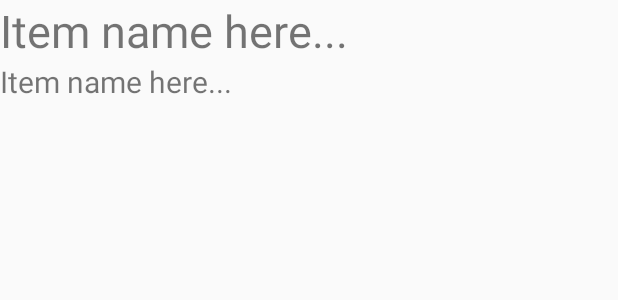
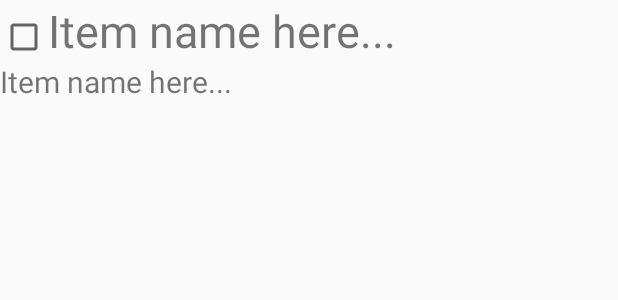
Before and after one commit to Stormys/AutismTracks, an Android app: the layout list_view_row_item.xml on its own in the app's theme, with its tools: preview values and no code run, on a phone screen of 412 x 824 dp. Shown: the top 300 px of the screen. Run offline under Robolectric (Android 15) with nearby library versions, the phone set to English and light mode, and no system bars.

Commit message:
Checkbox, onitemclick

```diff
--- a/app/src/main/res/layout/list_view_row_item.xml
+++ b/app/src/main/res/layout/list_view_row_item.xml
@@ -11,7 +11,8 @@
         android:layout_height="wrap_content"
         android:layout_alignParentTop="true"
         android:text="Item name here..."
-        android:textSize="30dp" />
+        android:textSize="30dp"
+        android:layout_toEndOf="@+id/checkBox" />
 
     <TextView
         android:id="@+id/Date"
@@ -22,4 +23,12 @@
         android:layout_below="@+id/TitleName"
         android:layout_alignParentStart="true" />
 
+    <CheckBox
+        android:layout_width="wrap_content"
+        android:layout_height="wrap_content"
+        android:id="@+id/checkBox"
+        android:layout_above="@+id/Date"
+        android:focusable="false"
+        android:layout_alignParentStart="true" />
+
 </RelativeLayout>
```
